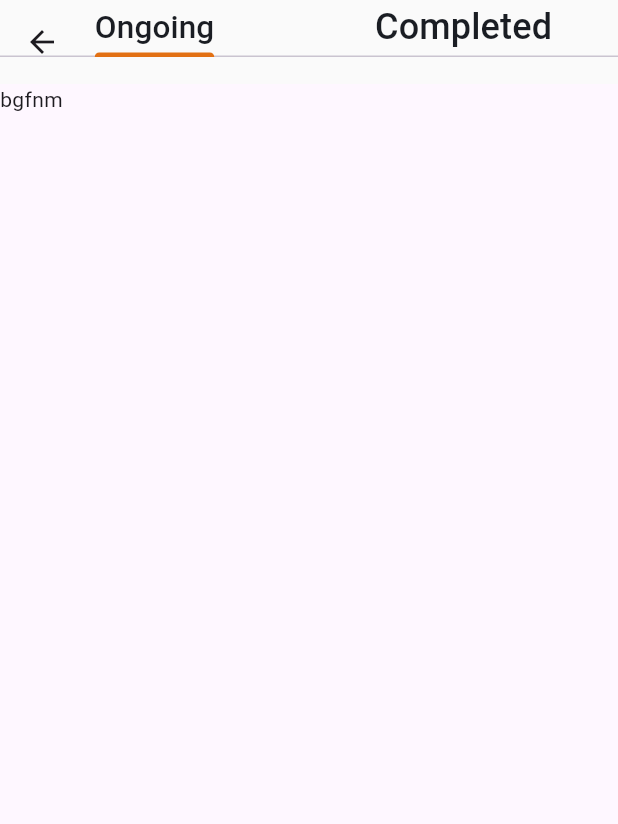
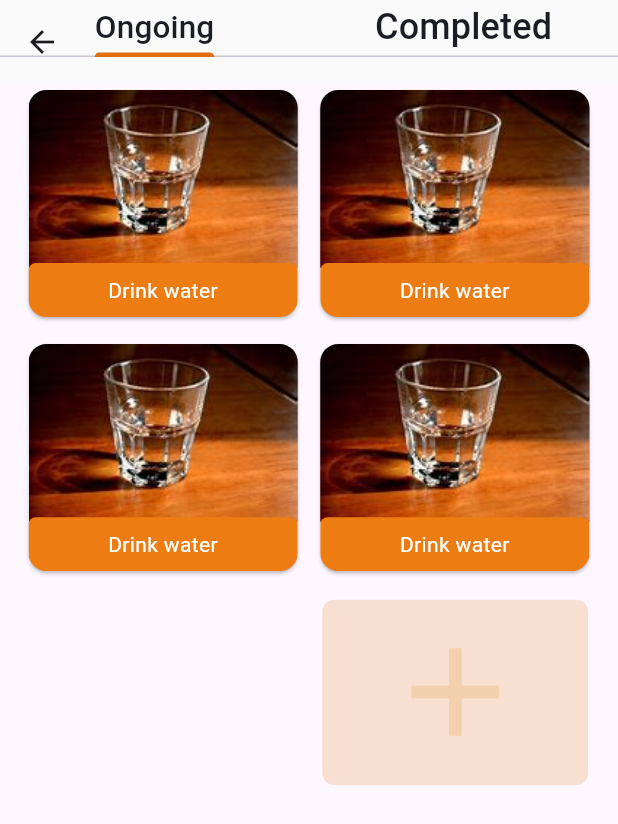
Before and after one commit to Sparklinglily/Habit-Tracker-App, a Flutter app: the HabitsPage screen opened by its route, on a phone screen of 412 x 824 dp. Shown: the top 824 px of the screen. Run offline on Flutter 3.47's test engine with Material 3 defaults, Android fonts, the phone set to English and light mode, and no system bars; our stand-ins replace cloud_firestore, email_validator, firebase_auth, firebase_core, flutter_slidable, get and 4 more; missing offline and left inert: dart:ffi; accounts and stored records are empty; network calls fail.

Commit message:
folder restructuring and Habit Tab fix

```diff
--- a/lib/main.dart
+++ b/lib/main.dart
@@ -4,8 +4,8 @@ import 'package:get/get_navigation/src/root/get_material_app.dart';
 import 'package:habit_help/presentation/views/addHabit/addHabitMethod.dart';
 import 'package:habit_help/presentation/views/authentication/authMethods.dart';
 
-import 'package:habit_help/presentation/views/home/bottomNavButtons/habits.dart';
-import 'package:habit_help/presentation/views/home/homeScreen.dart';
+import 'package:habit_help/presentation/views/MainScreens/bottomNavButtons/Habit/habits.dart';
+import 'package:habit_help/presentation/views/MainScreens/bottomNavButtons/Home/homeScreen.dart';
 import 'package:habit_help/presentation/views/authentication/loginPage.dart';
 import 'package:habit_help/presentation/views/profile/profilePage.dart';
 
--- a/lib/presentation/views/home/bottomNavButtons/challenges.dart
+++ b/lib/presentation/views/MainScreens/bottomNavButtons/Challenge/challenges.dart
@@ -1,5 +1,5 @@
 import 'package:flutter/material.dart';
-import '../../../styles/constants.dart';
+import '../../../../styles/constants.dart';
 
 class Challenges extends StatefulWidget {
   const Challenges({Key? key}) : super(key: key);
--- a/lib/presentation/views/home/bottomNavButtons/habits.dart
+++ b/lib/presentation/views/MainScreens/bottomNavButtons/Habit/habits.dart
@@ -1,5 +1,6 @@
 import 'package:flutter/material.dart';
 import 'package:habit_help/presentation/styles/constants.dart';
+import 'package:habit_help/presentation/views/chat/components/habits_tb.dart';
 
 class HabitsPage extends StatelessWidget {
   const HabitsPage({super.key});
@@ -12,9 +13,10 @@ class HabitsPage extends StatelessWidget {
           appBar: AppBar(
             automaticallyImplyLeading: true,
             backgroundColor: const Color(0xFFFAFAFA),
-            flexibleSpace: const Column(
+            flexibleSpace: Column(
               children: [
                 TabBar(
+                  automaticIndicatorColorAdjustment: true,
                   tabs: [
                     Text(
                       "Ongoing",
@@ -40,7 +42,8 @@ class HabitsPage extends StatelessWidget {
             ),
             elevation: 0,
           ),
-          body: const TabBarView(children: [Text('bgfnm'), Text('bgfnm')]),
+          body: const TabBarView(
+              children: [OngoingHabitTab(), CompletedHabitTab()]),
         ));
   }
 }
--- a/lib/presentation/views/onBoardingScreens/rewardPage.dart
+++ b/lib/presentation/views/MainScreens/bottomNavButtons/Home/Rewards/rewardPage.dart
@@ -1,6 +1,6 @@
 import 'package:flutter/material.dart';
-import '../../styles/constants.dart';
-import '../components/streakGrid.dart';
+import '../../../../../styles/constants.dart';
+import '../../../../components/streakGrid.dart';
 
 class Achievement extends StatelessWidget {
   final List<StreakGridData> eachGrid = [
--- a/lib/presentation/views/home/Wigets/rewards.dart
+++ b/lib/presentation/views/MainScreens/bottomNavButtons/Home/Rewards/rewards.dart
@@ -1,5 +1,5 @@
 import 'package:flutter/material.dart';
-import '../../../styles/constants.dart';
+import '../../../../../styles/constants.dart';
 
 class Rewards extends StatefulWidget {
   const Rewards({Key? key}) : super(key: key);
--- a/lib/presentation/views/home/Wigets/rewardsList.dart
+++ b/lib/presentation/views/MainScreens/bottomNavButtons/Home/Rewards/rewardsList.dart
@@ -1,6 +1,6 @@
 import 'package:flutter/material.dart';
-import 'package:habit_help/presentation/views/onBoardingScreens/rewardPage.dart';
-import '../../../styles/constants.dart';
+import 'package:habit_help/presentation/views/MainScreens/bottomNavButtons/Home/Rewards/rewardPage.dart';
+import '../../../../../styles/constants.dart';
 
 class RewardList extends StatefulWidget {
   const RewardList({Key? key}) : super(key: key);
--- a/lib/presentation/views/home/bottomNavButtons/addTask.dart
+++ b/lib/presentation/views/MainScreens/bottomNavButtons/Task/addTask.dart
@@ -1,4 +1,4 @@
 import 'package:flutter/material.dart';
 import 'package:habit_help/presentation/views/todoList/toDoUtil/toDoTile.dart';
 
-import '../../../styles/constants.dart';
+import '../../../../styles/constants.dart';
--- a/lib/presentation/views/home/bottomNavButtons/tasks.dart
+++ b/lib/presentation/views/MainScreens/bottomNavButtons/Task/tasks.dart
@@ -2,8 +2,8 @@ import 'package:flutter/material.dart';
 import 'package:habit_help/presentation/views/todoList/toDoUtil/alertDialog.dart';
 import 'package:habit_help/presentation/views/todoList/toDoUtil/toDoTile.dart';
 import 'package:hive/hive.dart';
-import '../../../styles/constants.dart';
-import '../../todoList/todoListPage.dart';
+import '../../../../styles/constants.dart';
+import '../../../todoList/todoListPage.dart';
 import 'addTask.dart';
 
 class Tasks extends StatefulWidget {
--- a/lib/presentation/views/authentication/authMethods.dart
+++ b/lib/presentation/views/authentication/authMethods.dart
@@ -2,7 +2,7 @@ import 'package:cloud_firestore/cloud_firestore.dart';
 import 'package:flutter/material.dart';
 import 'package:firebase_auth/firebase_auth.dart';
 import 'package:habit_help/presentation/views/authentication/widgets/showSnackBar.dart';
-import 'package:habit_help/presentation/views/home/homeScreen.dart';
+import 'package:habit_help/presentation/views/MainScreens/bottomNavButtons/Home/homeScreen.dart';
 
 import 'checkEmail.dart';
 import 'loginPage.dart';
--- a/lib/presentation/views/authentication/loginPage.dart
+++ b/lib/presentation/views/authentication/loginPage.dart
@@ -4,7 +4,7 @@ import 'package:flutter/material.dart';
 import 'package:habit_help/presentation/views/authentication/authMethods.dart';
 import 'package:provider/provider.dart';
 import '../../styles/constants.dart';
-import 'package:habit_help/presentation/views/home/homeScreen.dart';
+import 'package:habit_help/presentation/views/MainScreens/bottomNavButtons/Home/homeScreen.dart';
 import 'package:habit_help/presentation/views/authentication/signUpPage.dart';
 import 'package:email_validator/email_validator.dart';
 
--- a/lib/presentation/views/chat/components/habits_tb.dart
+++ b/lib/presentation/views/chat/components/habits_tb.dart
@@ -1,10 +1,141 @@
 import 'package:flutter/material.dart';
+import 'package:get/get.dart';
+import 'package:habit_help/presentation/styles/constants.dart';
+import 'package:habit_help/presentation/views/addHabit/addHabitPage.dart';
 
 class HabitTab extends StatelessWidget {
-  const HabitTab({super.key});
+  final String image;
+  final Color? buttonColor;
+  final String buttonText;
+  void Function()? onTap;
+  HabitTab(
+      {required this.image,
+      required this.buttonText,
+      required this.onTap,
+      this.buttonColor,
+      super.key});
 
   @override
   Widget build(BuildContext context) {
-    return const Placeholder();
+    //  final size = MediaQuery.sizeOf(context);
+    return Card(
+      semanticContainer: true,
+      clipBehavior: Clip.antiAliasWithSaveLayer,
+      child: Stack(
+        children: [
+          Image.asset(
+            image,
+            fit: BoxFit.cover,
+          ),
+          Positioned(
+            bottom: 0,
+            right: 0,
+            left: 0,
+            child: InkWell(
+              onTap: onTap,
+              child: Container(
+                // width: size.height,
+                padding: const EdgeInsets.fromLTRB(24, 8, 24, 8),
+                decoration: BoxDecoration(
+                    color: buttonColor, borderRadius: BorderRadius.circular(5)),
+                child: Text(
+                  buttonText,
+                  style: const TextStyle(color: Colors.white),
+                  textAlign: TextAlign.center,
+                ),
+              ),
+            ),
+          )
+        ],
+      ),
+    );
   }
 }
+
+class OngoingHabitTab extends StatelessWidget {
+  const OngoingHabitTab({super.key});
+
+  @override
+  Widget build(BuildContext context) {
+    final size = MediaQuery.sizeOf(context);
+    return Column(
+      // mainAxisAlignment: MainAxisAlignment.start,
+      crossAxisAlignment: CrossAxisAlignment.end,
+      children: [
+        Padding(
+          padding: const EdgeInsets.only(left: 15.0, right: 15),
+          child: GridView.builder(
+            shrinkWrap: true,
+            scrollDirection: Axis.vertical,
+            gridDelegate: const SliverGridDelegateWithFixedCrossAxisCount(
+                crossAxisCount: 2,
+                mainAxisSpacing: 10,
+                crossAxisSpacing: 7,
+                childAspectRatio: 20 / 17),
+            itemBuilder: (context, index) {
+              return HabitTab(
+                buttonColor: const Color.fromARGB(255, 237, 124, 19),
+                image: 'assets/image5.jpg',
+                buttonText: 'Drink water',
+                onTap: () {},
+              );
+            },
+            itemCount: 4,
+          ),
+        ),
+        const SizedBox(
+          height: 15,
+        ),
+        Padding(
+          padding: const EdgeInsets.only(right: 20.0),
+          child: GestureDetector(
+            onTap: () {
+              Get.to(() => AddHabitPage());
+            },
+            child: Container(
+              decoration: BoxDecoration(
+                  color: Color.fromARGB(255, 247, 223, 210),
+                  borderRadius: BorderRadius.circular(8)),
+              height: size.width * 0.3,
+              width: size.width * 0.43,
+              child: const Icon(
+                Icons.add,
+                size: 100,
+                color: Color.fromARGB(255, 243, 208, 173),
+              ),
+            ),
+          ),
+        )
+      ],
+    );
+  }
+}
+
+class CompletedHabitTab extends StatelessWidget {
+  const CompletedHabitTab({super.key});
+
+  @override
+  Widget build(BuildContext context) {
+    return Padding(
+      padding: const EdgeInsets.only(left: 15.0, right: 15),
+      child: GridView.builder(
+        shrinkWrap: true,
+        scrollDirection: Axis.vertical,
+        gridDelegate: const SliverGridDelegateWithFixedCrossAxisCount(
+            crossAxisCount: 2,
+            mainAxisSpacing: 10,
+            crossAxisSpacing: 7,
+            childAspectRatio: 20 / 17),
+        itemBuilder: (context, index) {
+          return HabitTab(
+            buttonColor: const Color.fromARGB(255, 43, 106, 45),
+            image: 'assets/image2.jpg',
+            buttonText: 'Run 10km',
+            onTap: () {},
+          );
+        },
+        itemCount: 4,
+      ),
+    );
+  }
+}
--- a/lib/presentation/views/onBoardingScreens/congrats.dart
+++ b/lib/presentation/views/onBoardingScreens/congrats.dart
@@ -1,7 +1,7 @@
 import 'package:flutter/material.dart';
 import '../../styles/constants.dart';
-import 'package:habit_help/presentation/views/home/homeScreen.dart';
-import 'package:habit_help/presentation/views/home/homePage.dart';
+import 'package:habit_help/presentation/views/MainScreens/bottomNavButtons/Home/homeScreen.dart';
+import 'package:habit_help/presentation/views/MainScreens/bottomNavButtons/Home/homePage.dart';
 
 class ProceedToHomePage extends StatefulWidget {
   const ProceedToHomePage({Key? key}) : super(key: key);
```
Also changed, not shown: lib/presentation/views/MainScreens/bottomNavButtons/Home/homePage.dart (renamed from lib/presentation/views/home/homePage.dart, +6 -6 lines), lib/presentation/views/MainScreens/bottomNavButtons/Home/homeScreen.dart (renamed from lib/presentation/views/home/homeScreen.dart, +6 -6 lines), lib/presentation/views/MainScreens/Wigets/dailyQuotes.dart (renamed from lib/presentation/views/home/Wigets/dailyQuotes.dart), lib/presentation/views/MainScreens/Wigets/due.dart (renamed from lib/presentation/views/home/Wigets/due.dart), lib/presentation/views/MainScreens/Wigets/imageGrid.dart (renamed from lib/presentation/views/home/Wigets/imageGrid.dart).
